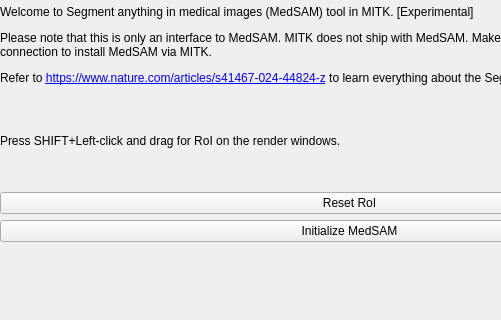
Above: Modules/SegmentationUI/Qmitk/QmitkMedSAMGUIControls.ui from MITK/MITK before the change; both pictures show x 0 to 501 and y 0 to 320 of the 699 by 490 pixel window. Below: the same form after it.
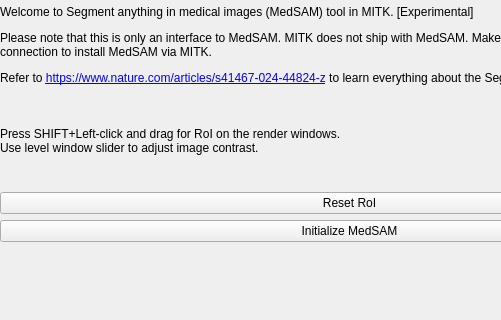
That is the form after the change.

Patch:
```diff
--- a/Modules/SegmentationUI/Qmitk/QmitkMedSAMGUIControls.ui
+++ b/Modules/SegmentationUI/Qmitk/QmitkMedSAMGUIControls.ui
@@ -76,6 +76,7 @@
        <property name="text">
         <string>
 Press SHIFT+Left-click and drag for RoI on the render windows.
+Use level window slider to adjust image contrast.
         </string>
        </property>
       </widget>
```
Lines whose indentation alone changed are shown as unchanged.
